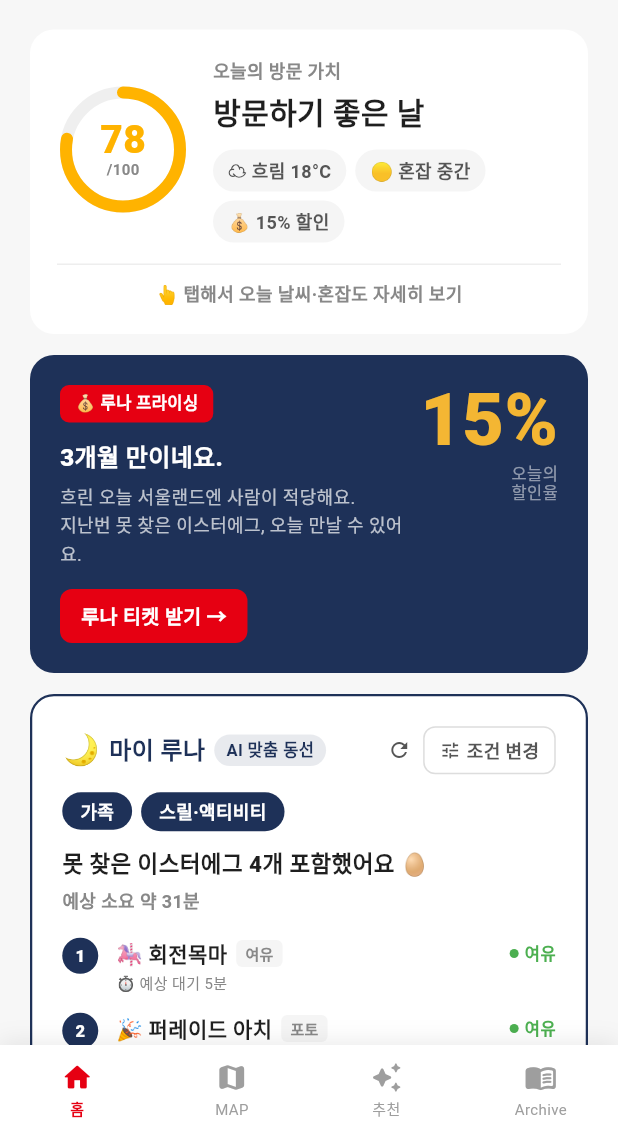
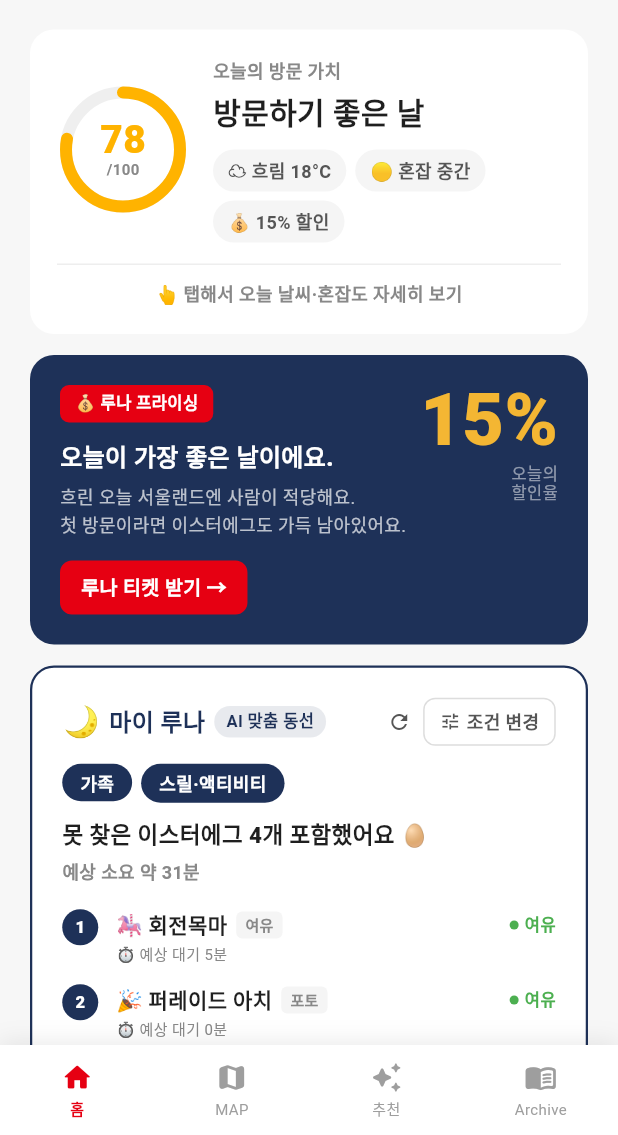
Before and after one commit to 202001381/retrace, a Flutter app: the screen it shows after launch, after a tap on "건너뛰기", on a phone screen of 412 x 824 dp, the part 101-1236 px from its top. Run offline on Flutter 3.47's test engine with Material 3 defaults, Android fonts, the phone set to English and light mode, and no system bars; our stand-ins replace cloud_firestore, firebase_core, flutter_map, geolocator, latlong2, shared_preferences; accounts and stored records are empty; Roboto replaces fonts that are missing (Pretendard).

Commit message:
Adapt luna pricing copy to last-visit history and missing easter eggs

```diff
--- a/lib/screens/home_screen.dart
+++ b/lib/screens/home_screen.dart
@@ -6,8 +6,10 @@ import 'package:shared_preferences/shared_preferences.dart';
 
 import '../models/attraction.dart';
 import '../models/route_response.dart';
+import '../services/easter_egg_service.dart';
 import '../services/onboarding_service.dart';
 import '../services/route_service.dart';
+import '../services/visit_history_service.dart';
 import '../widgets/companion_bottom_sheet.dart';
 
 /// 홈 탭 — "방문 전" 전용 화면. 방문 결정 → 티켓 구매까지만 담당.
@@ -52,6 +54,11 @@ class _HomeScreenState extends State<HomeScreen> {
   bool _routeLoading = false;
   SurveyAnswers? _survey;
 
+  // 루나 프라이싱 입력값 (영속화 stub — 실제 함수 도입 전까지는 표시용).
+  int? _lastVisitDaysAgo;
+  int _missingEggCount = 0;
+  static const int _kTotalEggCount = 22; // kAttractions 중 hasEasterEgg=true 개수.
+
   // 루나 프라이싱 자동 팝업 쿨다운 24h.
   static const String _kPricingSeenAtKey = 'pricing_popup_last_seen_at';
   static const int _kPricingCooldownMs = 24 * 60 * 60 * 1000;
@@ -60,6 +67,7 @@ class _HomeScreenState extends State<HomeScreen> {
   void initState() {
     super.initState();
     _loadSurvey();
+    _loadPricingInputs();
     if (widget.openPricingOnStart) {
       WidgetsBinding.instance.addPostFrameCallback((_) => _autoOpenPricingIfDue());
     }
@@ -70,6 +78,16 @@ class _HomeScreenState extends State<HomeScreen> {
     final s = await OnboardingService.read();
     if (!mounted) return;
     setState(() => _survey = s);
+  }
+
+  Future<void> _loadPricingInputs() async {
+    final days = await VisitHistoryService.lastVisitDaysAgo();
+    final discovered = await EasterEggService.discoveredAll();
+    if (!mounted) return;
+    setState(() {
+      _lastVisitDaysAgo = days;
+      _missingEggCount = (_kTotalEggCount - discovered.length).clamp(0, _kTotalEggCount);
+    });
   }
 
   Future<void> _autoOpenPricingIfDue() async {
@@ -207,7 +225,11 @@ class _HomeScreenState extends State<HomeScreen> {
       context: context,
       isScrollControlled: true,
       backgroundColor: Colors.transparent,
-      builder: (_) => const _LunaPricingSheet(discountPct: _discountPct),
+      builder: (_) => _LunaPricingSheet(
+        discountPct: _discountPct,
+        lastVisitDaysAgo: _lastVisitDaysAgo,
+        missingEggCount: _missingEggCount,
+      ),
     );
     // 자동 팝업 쿨다운용 — 어떤 경로로 열렸든 dismiss 시점을 기록.
     final prefs = await SharedPreferences.getInstance();
@@ -255,7 +277,12 @@ class _HomeScreenState extends State<HomeScreen> {
             ),
             const SizedBox(height: 14),
             // 3. 루나 프라이싱 카드
-            _LunaPricingCard(discountPct: _discountPct, onTap: _openPricingPopup),
+            _LunaPricingCard(
+              discountPct: _discountPct,
+              lastVisitDaysAgo: _lastVisitDaysAgo,
+              missingEggCount: _missingEggCount,
+              onTap: _openPricingPopup,
+            ),
             const SizedBox(height: 14),
             // 4. 마이 루나 카드
             _MyLunaCard(
@@ -522,11 +549,12 @@ class _VisitDetailSheet extends StatelessWidget {
             child: ElevatedButton(
               onPressed: onGetTicket,
               style: ElevatedButton.styleFrom(
-                backgroundColor: const Color(0xFFE60012),
+                backgroundColor: const Color(0xFF1E3158),
                 foregroundColor: Colors.white,
                 shape: RoundedRectangleBorder(borderRadius: BorderRadius.circular(12)),
               ),
-              child: const Text('루나 티켓 받기',
+              // 이 시트는 결제가 아닌 프라이싱 상세 시트를 띄움 → 카피 정직화.
+              child: const Text('💰 오늘 할인 자세히 보기',
                   style: TextStyle(fontSize: 15, fontWeight: FontWeight.w900)),
             ),
           ),
@@ -604,11 +632,38 @@ class _GaugePainter extends CustomPainter {
 // ─── 루나 프라이싱 카드 ────────────────────────────────────
 class _LunaPricingCard extends StatelessWidget {
   final int discountPct;
+  final int? lastVisitDaysAgo;
+  final int missingEggCount;
   final VoidCallback onTap;
-  const _LunaPricingCard({required this.discountPct, required this.onTap});
+  const _LunaPricingCard({
+    required this.discountPct,
+    required this.lastVisitDaysAgo,
+    required this.missingEggCount,
+    required this.onTap,
+  });
+
+  ({String title, String body}) get _copy {
+    final days = lastVisitDaysAgo;
+    if (days == null) {
+      return (
+        title: '오늘이 가장 좋은 날이에요.',
+        body: '흐린 오늘 서울랜드엔 사람이 적당해요.\n첫 방문이라면 이스터에그도 가득 남아있어요.',
+      );
+    }
+    final months = (days / 30).floor();
+    final title = months >= 1 ? '$months개월 만이네요.' : '$days일 만이네요.';
+    final eggLine = missingEggCount > 0
+        ? '지난번 못 찾은 이스터에그 $missingEggCount개, 오늘 만날 수 있어요.'
+        : '오늘 새 챕터를 채워볼까요.';
+    return (
+      title: title,
+      body: '흐린 오늘 서울랜드엔 사람이 적당해요.\n$eggLine',
+    );
+  }
 
   @override
   Widget build(BuildContext context) {
+    final copy = _copy;
     return Material(
       color: const Color(0xFF1E3158),
       borderRadius: BorderRadius.circular(16),
@@ -632,11 +687,11 @@ class _LunaPricingCard extends StatelessWidget {
                           style: TextStyle(color: Colors.white, fontSize: 11, fontWeight: FontWeight.w900)),
                     ),
                     const SizedBox(height: 12),
-                    const Text('3개월 만이네요.',
-                        style: TextStyle(color: Colors.white, fontSize: 16, fontWeight: FontWeight.w800, height: 1.3)),
+                    Text(copy.title,
+                        style: const TextStyle(color: Colors.white, fontSize: 16, fontWeight: FontWeight.w800, height: 1.3)),
                     const SizedBox(height: 6),
                     Text(
-                      '흐린 오늘 서울랜드엔 사람이 적당해요.\n지난번 못 찾은 이스터에그, 오늘 만날 수 있어요.',
+                      copy.body,
                       style: TextStyle(color: Colors.white.withValues(alpha: 0.7), fontSize: 12, height: 1.5),
                     ),
                     const SizedBox(height: 14),
@@ -673,7 +728,13 @@ class _LunaPricingCard extends StatelessWidget {
 // ─── 루나 프라이싱 상세 시트 ───────────────────────────────
 class _LunaPricingSheet extends StatefulWidget {
   final int discountPct;
-  const _LunaPricingSheet({required this.discountPct});
+  final int? lastVisitDaysAgo;
+  final int missingEggCount;
+  const _LunaPricingSheet({
+    required this.discountPct,
+    required this.lastVisitDaysAgo,
+    required this.missingEggCount,
+  });
 
   @override
   State<_LunaPricingSheet> createState() => _LunaPricingSheetState();
@@ -720,10 +781,21 @@ class _LunaPricingSheetState extends State<_LunaPricingSheet> {
     const original = 30000;
     final discounted = original * (100 - discountPct) ~/ 100;
     final saved = original - discounted;
-    final reasons = const [
-      ('☁️', '흐린 평일', '+8%'),
-      ('📅', '3개월 만의 재방문', '+5%'),
-      ('🥚', '미수집 이스터에그 2개', '+2%'),
+    // 사유 표시는 입력값에 따라 가변 — 실제 비율은 추후 PricingService 합과 동기화.
+    final reasons = <(String, String, String)>[
+      const ('☁️', '흐린 평일', '+8%'),
+      if (widget.lastVisitDaysAgo == null)
+        const ('🎉', '첫 방문 환영', '+5%')
+      else
+        (
+          '📅',
+          widget.lastVisitDaysAgo! >= 30
+              ? '${(widget.lastVisitDaysAgo! / 30).floor()}개월 만의 재방문'
+              : '${widget.lastVisitDaysAgo!}일 만의 재방문',
+          '+5%',
+        ),
+      if (widget.missingEggCount > 0)
+        ('🥚', '미수집 이스터에그 ${widget.missingEggCount}개', '+2%'),
     ];
 
     return Container(
--- /dev/null
+++ b/lib/services/visit_history_service.dart
@@ -0,0 +1,29 @@
+import 'package:shared_preferences/shared_preferences.dart';
+
+/// 마지막 방문 시각을 영속화. 루나 프라이싱 카피와 동선 추천의
+/// 재방문 가산점 입력으로 사용된다.
+class VisitHistoryService {
+  static const _kLastVisitAt = 'visit_log_last_at';
+
+  static Future<DateTime?> lastVisitAt() async {
+    final prefs = await SharedPreferences.getInstance();
+    final ms = prefs.getInt(_kLastVisitAt);
+    return ms == null ? null : DateTime.fromMillisecondsSinceEpoch(ms);
+  }
+
+  static Future<int?> lastVisitDaysAgo() async {
+    final at = await lastVisitAt();
+    if (at == null) return null;
+    return DateTime.now().difference(at).inDays;
+  }
+
+  static Future<void> markVisitedNow() async {
+    final prefs = await SharedPreferences.getInstance();
+    await prefs.setInt(_kLastVisitAt, DateTime.now().millisecondsSinceEpoch);
+  }
+
+  static Future<void> reset() async {
+    final prefs = await SharedPreferences.getInstance();
+    await prefs.remove(_kLastVisitAt);
+  }
+}
```
